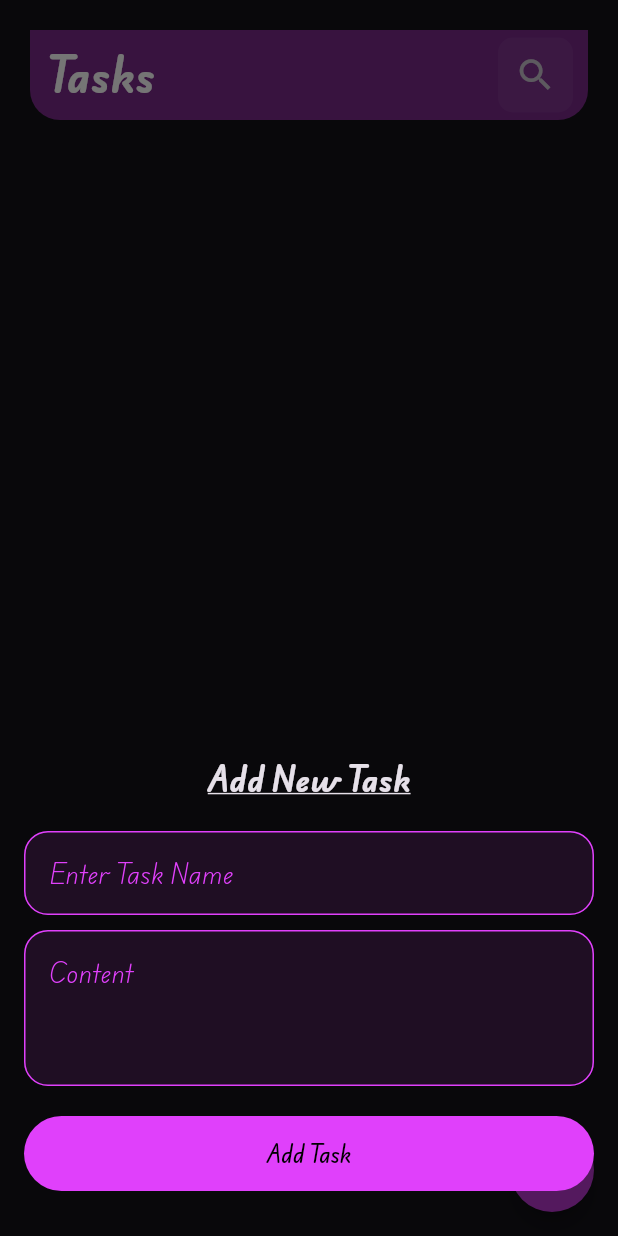
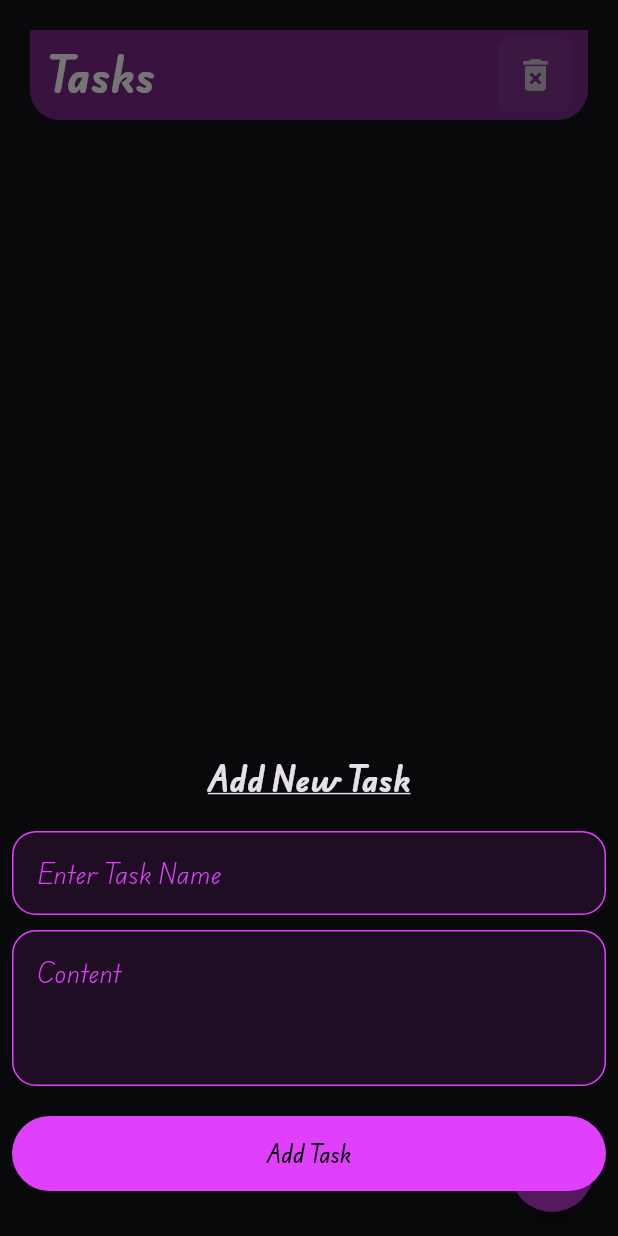
Before and after one commit to keroleosgeorge/task_maneger_sqflite-hive, a Flutter app: the screen it shows after launch, after a tap on the "add" icon, on a phone screen of 412 x 824 dp. Run offline on Flutter 3.47's test engine with Material 3 defaults, Android fonts, the phone set to English and light mode, and no system bars; our stand-ins replace hive, hive_flutter, sqflite; accounts and stored records are empty.

Commit message:
after adding adding ,deleting task or all tasks and editing

```diff
--- a/lib/main.dart
+++ b/lib/main.dart
@@ -1,28 +1,32 @@
 import 'package:flutter/material.dart';
 import 'package:hive/hive.dart';
+import 'package:hive_flutter/hive_flutter.dart';
 import 'package:path_provider/path_provider.dart';
-
 import 'models/Task_Model.dart';
 import 'views/Notes_view.dart';
 
 void main() async {
   WidgetsFlutterBinding.ensureInitialized();
+
+  // Initialize Hive and register adapter
   final directory = await getApplicationDocumentsDirectory();
   Hive.init(directory.path);
   Hive.registerAdapter(TaskModelAdapter());
 
+  // Open the Hive box for 'tasks' to ensure it's ready before running the app
+  // await Hive.openBox<TaskModel>('tasks');
 
-  runApp(const Notes_App());
+  runApp(const NotesApp());
 }
 
-class Notes_App extends StatelessWidget {
-  const Notes_App({super.key});
+class NotesApp extends StatelessWidget {
+  const NotesApp({super.key});
 
   @override
   Widget build(BuildContext context) {
     return MaterialApp(
-      debugShowCheckedModeBanner:  false,
-      home:  NotesView(),
+      debugShowCheckedModeBanner: false,
+      home: NotesView(),
       theme: ThemeData(
         brightness: Brightness.dark,
         fontFamily: 'Poppins',
--- a/lib/views/Notes_view.dart
+++ b/lib/views/Notes_view.dart
@@ -2,11 +2,12 @@ import 'package:flutter/material.dart';
 import 'widgets/Custom_notes_body.dart';
 import 'widgets/Show_modal_Bottom_Sheet.dart';
 
+
 class NotesView extends StatelessWidget {
-   NotesView({super.key});
+  const NotesView({super.key});
 
-  List<String> titles = [];
-  List<String> contents = [];
+  // final List<String> titles = const [];
+  // final List<String> contents = const [];
 
   @override
   Widget build(BuildContext context) {
--- a/lib/views/widgets/Custom_appbar.dart
+++ b/lib/views/widgets/Custom_appbar.dart
@@ -2,11 +2,11 @@ import 'package:flutter/material.dart';
 import 'Custom_search.dart';
 
 class CustomAppbar extends StatelessWidget {
-  const CustomAppbar({super.key, required this.title, required this.icon});
+  const CustomAppbar({super.key, required this.title,  this.icon,  this.fun2});
 
   final String title;
-  final IconData icon;
-
+  final IconData? icon;
+final void Function()? fun2;
   @override
   Widget build(BuildContext context) {
     return Container(
@@ -31,7 +31,7 @@ class CustomAppbar extends StatelessWidget {
             ),
           ),
           const Spacer(),
-          CustomSearch(icon: icon),
+          CustomSearch(icon: icon!, fun: fun2),
           const SizedBox(width: 10),
         ],
       ),
--- a/lib/views/widgets/Custom_notes_body.dart
+++ b/lib/views/widgets/Custom_notes_body.dart
@@ -22,21 +22,22 @@ class CustomNotesBody extends StatelessWidget {
       padding: const EdgeInsets.only(left: 20, right: 20, top: 20),
       child: Column(
         children: [
-          const CustomAppbar(
+           CustomAppbar(
             title: "Tasks",
-            icon: Icons.search,
+            icon: Icons.delete_forever,
+            fun2: () => Hive.box<TaskModel>('tasks').clear(),
           ),
           const SizedBox(
             height: 20,
           ),
           Expanded(
-            child: FutureBuilder(
-              future: Hive.openBox('tasks'),
+            child: FutureBuilder  (
+              future: Hive.openBox<TaskModel>('tasks'),
               builder: (context, snapshot) {
                 if (snapshot.connectionState == ConnectionState.waiting) {
                   return const Center(child: CircularProgressIndicator());
                 } else if (snapshot.connectionState == ConnectionState.done) {
-                  final hivebox = Hive.box('tasks');
+                  final hivebox = Hive.box<TaskModel>('tasks');
                   return ValueListenableBuilder(
                       valueListenable: hivebox.listenable(),
                       builder: (context, Box box, child) {
@@ -45,13 +46,13 @@ class CustomNotesBody extends StatelessWidget {
                           itemBuilder: (context, index) {
                             final helper = hivebox.getAt(index) as TaskModel;
                             return Itemsnote(
-                                index: index,
-                               content: helper.content,
-                               title: helper.title,
+                              index: index,
+                              content: helper.content,
+                              title: helper.title,
                             );
                           },
                           separatorBuilder: (context, index) =>
-                              const SizedBox(height: 4),
+                          const SizedBox(height: 4),
                           itemCount: hivebox.length,
                         );
                       });
@@ -68,6 +69,8 @@ class CustomNotesBody extends StatelessWidget {
     );
   }
 }
+
+
 
 //
 //
--- a/lib/views/widgets/Custom_search.dart
+++ b/lib/views/widgets/Custom_search.dart
@@ -1,10 +1,12 @@
 import 'package:flutter/material.dart';
+import 'package:hive_flutter/adapters.dart';
+import 'package:notes_app/models/Task_Model.dart';
 
 class CustomSearch extends StatelessWidget {
-  const CustomSearch({super.key, required this.icon});
+  const CustomSearch({super.key, required this.icon,  this.fun,});
 
   final IconData icon;
-
+  final void Function()?  fun;
   @override
   Widget build(BuildContext context) {
     return Container(
@@ -15,9 +17,7 @@ class CustomSearch extends StatelessWidget {
         borderRadius: BorderRadius.circular(10),
       ),
       child:  IconButton(
-        onPressed: () {
-
-        },icon: Icon(
+        onPressed: fun ??() => null ,icon: Icon(
         icon,
         size: 28,
       ),)
--- a/lib/views/widgets/Customtextfield.dart
+++ b/lib/views/widgets/Customtextfield.dart
@@ -15,6 +15,10 @@ class CustomTextfield extends StatelessWidget {
   @override
   Widget build(BuildContext context) {
     return TextFormField(
+      onChanged:  (data) {
+        print(data);
+          controller.text = data;
+      },
       controller: controller,
       maxLines: maxlines,
       cursorColor: Colors.purpleAccent,
--- a/lib/views/widgets/Show_modal_Bottom_Sheet.dart
+++ b/lib/views/widgets/Show_modal_Bottom_Sheet.dart
@@ -1,18 +1,78 @@
+// import 'package:flutter/material.dart';
+// import 'AddButton.dart';
+// import 'CustomTextfield.dart';
+//
+// class ShowModalBottomSheet extends StatelessWidget {
+//   ShowModalBottomSheet({super.key});
+//
+//   final TextEditingController titleController = TextEditingController();
+//   final TextEditingController contentController = TextEditingController();
+//
+//   @override
+//   Widget build(BuildContext context) {
+//     return Padding(
+//       padding: const EdgeInsets.symmetric(horizontal: 16.0),
+//       child: SingleChildScrollView(
+//         child: Column(
+//           children: [
+//             const SizedBox(height: 10),
+//             const Text(
+//               'Add New Task',
+//               style: TextStyle(
+//                 fontWeight: FontWeight.bold,
+//                 fontSize: 20,
+//                 decoration: TextDecoration.underline,
+//               ),
+//             ),
+//             const SizedBox(height: 20),
+//             CustomTextfield(
+//               maxlines: 1,
+//               controller: titleController,
+//               hint: 'Enter Task Name',
+//             ),
+//             const SizedBox(height: 10),
+//             CustomTextfield(
+//               controller: contentController,
+//               hint: 'Content',
+//               maxlines: 3,
+//             ),
+//             const SizedBox(height: 20),
+//             AddButton(
+//               titleController: titleController,
+//               contentController: contentController,
+//             ),
+//             const SizedBox(height: 30),
+//           ],
+//         ),
+//       ),
+//     );
+//   }
+// }
 import 'package:flutter/material.dart';
 import 'AddButton.dart';
 import 'CustomTextfield.dart';
 
-class ShowModalBottomSheet extends StatelessWidget {
+class ShowModalBottomSheet extends StatefulWidget {
   ShowModalBottomSheet({super.key});
 
+  @override
+  _ShowModalBottomSheetState createState() => _ShowModalBottomSheetState();
+}
+
+class _ShowModalBottomSheetState extends State<ShowModalBottomSheet> {
   final TextEditingController titleController = TextEditingController();
   final TextEditingController contentController = TextEditingController();
 
   @override
   Widget build(BuildContext context) {
-    return Padding(
-      padding: const EdgeInsets.symmetric(horizontal: 16.0),
-      child: SingleChildScrollView(
+    return SingleChildScrollView(
+      child: Padding(
+        padding: EdgeInsets.only(
+          left: 8.0,
+          right: 8.0,
+          top: 8.0,
+          bottom: MediaQuery.of(context).viewInsets.bottom ,
+        ),
         child: Column(
           children: [
             const SizedBox(height: 10),
@@ -48,6 +108,7 @@ class ShowModalBottomSheet extends StatelessWidget {
     );
   }
 }
+
 
 
 
```
Also changed, not shown: lib/models/Task_Model.dart (+1 -6 lines), lib/views/widgets/AddButton.dart (+53 -28 lines), lib/views/widgets/Custom_Edit_Body.dart (+30 -18 lines), lib/views/widgets/Custom_itemnotes.dart (+36 -19 lines), pubspec.yaml (+11 -3 lines), assets/planning.png (added), lib/models/Task_Model.g.dart, lib/views/Edit_Notes_view.dart (line endings or trailing spaces), pubspec.lock, 28 other files.
